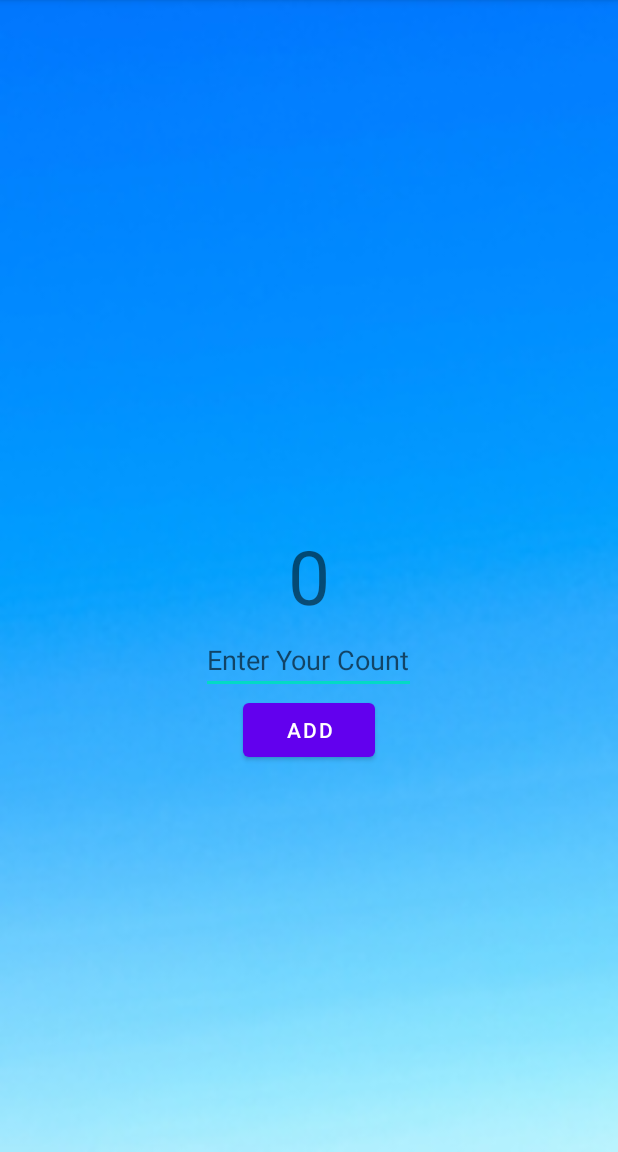
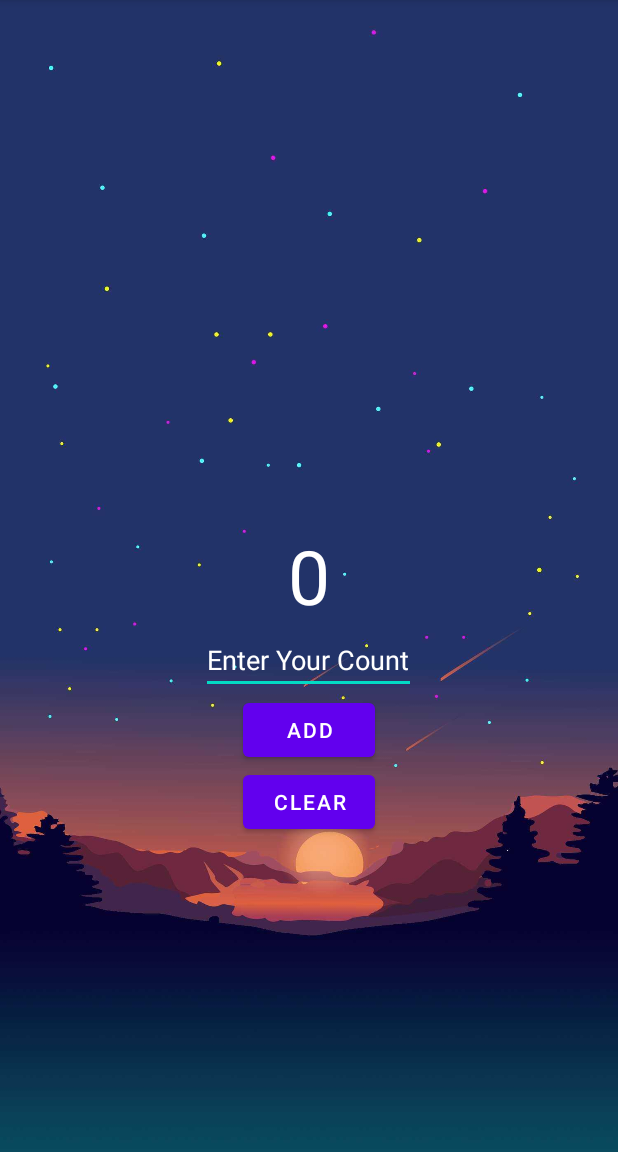
Before and after one commit to SUDHIR-SAMUDRALA/CountDown, an Android app: the screen it shows after launch (MainActivity), after a tap on "ADD", on a phone screen of 412 x 824 dp, the part 84-1236 px from its top. Run offline under Robolectric (Android 15) with nearby library versions, the phone set to English and light mode, and no system bars; 1 statement that could not run was skipped.

Commit message:
Second Commit

```diff
--- a/app/src/main/java/edu/wiu/ssamudrala/countdown/MainActivity.kt
+++ b/app/src/main/java/edu/wiu/ssamudrala/countdown/MainActivity.kt
@@ -7,6 +7,7 @@ import android.content.SharedPreferences.Editor
 import android.icu.lang.UCharacter.toString
 import androidx.appcompat.app.AppCompatActivity
 import android.os.Bundle
+import android.speech.tts.TextToSpeech
 import android.view.View.MeasureSpec.toString
 import android.view.View.OnClickListener
 import android.widget.Button
@@ -14,26 +15,30 @@ import android.widget.EditText
 import android.widget.TextView
 import android.widget.Toast
 import androidx.core.content.res.TypedArrayUtils.getText
+import java.util.*
 
 class MainActivity : AppCompatActivity() {
 
+
+    var number = 0;
 
     @SuppressLint("MissingInflatedId")
     override fun onCreate(savedInstanceState: Bundle?) {
         super.onCreate(savedInstanceState)
         setContentView(R.layout.activity_main)
 
+        saveData()
+
+
 
         var number_textview: TextView = findViewById(R.id.number_textview)
         var input_view: EditText = findViewById(R.id.input_view)
         val button_view: Button = findViewById(R.id.button_view)
+        val button_clear: Button = findViewById(R.id.button_clear)
 
 
-        var number = 0;
 
         button_view.setOnClickListener() {
-
-
 
             val inval: Int = input_view.text.toString().toInt()
 
@@ -45,15 +50,43 @@ class MainActivity : AppCompatActivity() {
             val SharedPreferences = getSharedPreferences("sharedPrefs", MODE_PRIVATE)
             val editor = SharedPreferences.edit()
             editor.apply {
-                putInt("INT KEY", number)
+                putInt("INT_KEY", number)
             }.apply()
 
-            val savedInt = SharedPreferences.getInt("INT KEY", 0)
+            }
+
+        button_clear.setOnClickListener() {
+
+            val SharedPreferences = getSharedPreferences("sharedPre", MODE_PRIVATE)
+            val editor = SharedPreferences.edit()
+
+            val savedInt = SharedPreferences.getInt("INT_KEY", 0)
+            number = number - number
+
             number_textview.text = number.toString()
+            number_textview.text = savedInt.toString()
 
-            }
 
         }
 
 
+        }
+    fun saveData(){
+
+        var number_textview: TextView = findViewById(R.id.number_textview)
+        var input_view: EditText = findViewById(R.id.input_view)
+        val button_view: Button = findViewById(R.id.button_view)
+
+
+        val SharedPreferences = getSharedPreferences("sharedPrefs", MODE_PRIVATE)
+        val savedInt = SharedPreferences.getInt("INT_KEY", 0)
+
+        number_textview.text = savedInt.toString()
+
+        number = savedInt
+
+
+    }
+
+
 }
--- a/app/src/main/res/layout/activity_main.xml
+++ b/app/src/main/res/layout/activity_main.xml
@@ -4,7 +4,7 @@
     xmlns:tools="http://schemas.android.com/tools"
     android:layout_width="match_parent"
     android:layout_height="match_parent"
-    android:background="@drawable/back"
+    android:background="@drawable/bgimage"
     tools:context=".MainActivity">
 
     <TextView
@@ -13,6 +13,7 @@
         android:layout_width="wrap_content"
         android:layout_height="wrap_content"
         android:text="0"
+        android:textColor="@color/white"
         android:layout_centerInParent="true"
         />
     <EditText
@@ -21,6 +22,8 @@
         android:layout_width="wrap_content"
         android:layout_height="wrap_content"
         android:hint="Enter Your Count"
+        android:textColorHint="@color/white"
+        android:textColor="@color/white"
         android:layout_below="@id/number_textview"
         android:layout_centerInParent="true"
         />
@@ -34,5 +37,14 @@
         android:layout_centerInParent="true"
         />
 
+    <Button
+        android:id="@+id/button_clear"
+        android:layout_width="wrap_content"
+        android:layout_height="wrap_content"
+        android:text="CLEAR"
+        android:layout_below="@id/button_view"
+        android:layout_centerInParent="true"
+        />
+
 
 </RelativeLayout>
```
Also changed, not shown: app/src/main/res/drawable-v24/bgimage.jpg (added).
